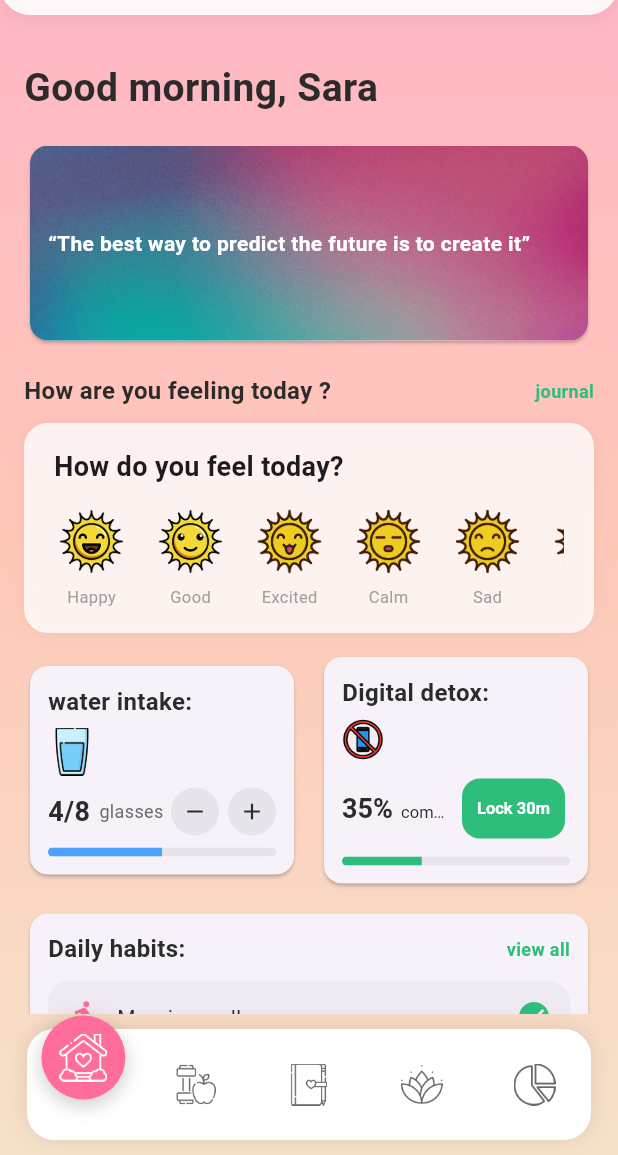
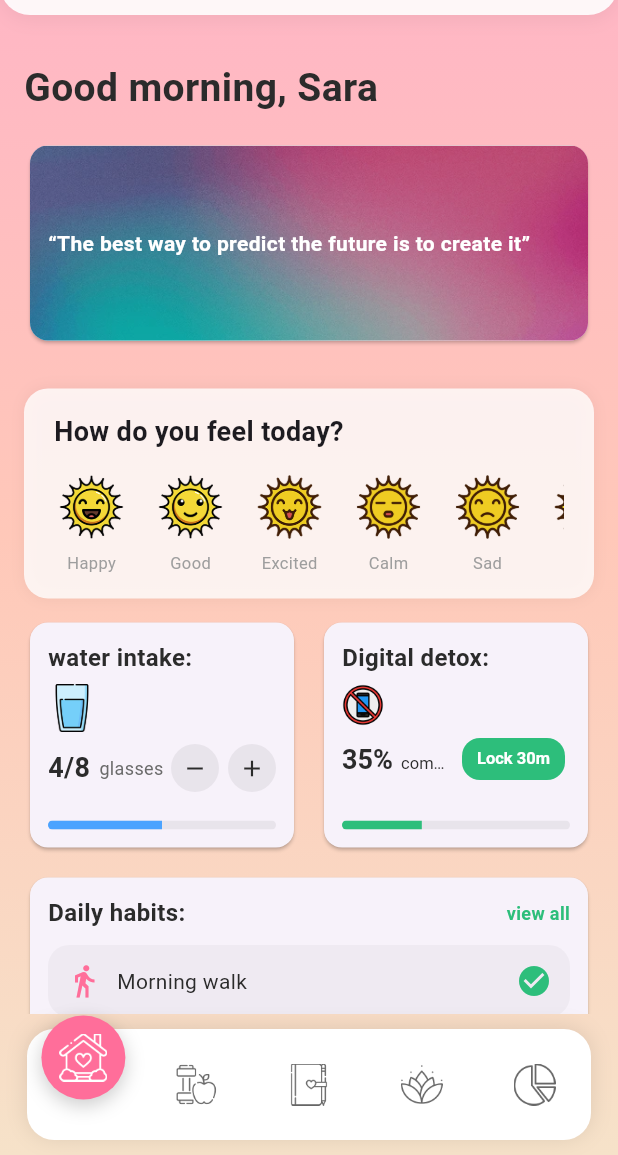
Before and after one commit to alabenss/mobile-dev-project, a Flutter app: the screen it shows after launch, on a phone screen of 412 x 824 dp, the part 81-1236 px from its top. Run offline on Flutter 3.47's test engine with Material 3 defaults, Android fonts, the phone set to English and light mode, and no system bars; our stand-ins replace audioplayers, fl_chart, google_fonts, image_picker.

Commit message:
home screen fixes

```diff
--- a/the_project/lib/views/screens/homescreen/home_screen.dart
+++ b/the_project/lib/views/screens/homescreen/home_screen.dart
@@ -5,12 +5,10 @@ import '../../themes/style_simple/colors.dart';
 import '../../themes/style_simple/styles.dart';
 import '../articles/plant_article.dart';
 import '../articles/sport_article.dart';
-import '../habits.dart';
 // ✅ reuse the exact same component used in Journal
 import '../../widgets/journal/mood_card.dart';
 
 class HomeScreen extends StatefulWidget {
-
   final VoidCallback? onViewAllHabits;
   const HomeScreen({super.key, this.onViewAllHabits});
   @override
@@ -54,32 +52,13 @@ class _HomeScreenState extends State<HomeScreen> {
           const SizedBox(height: 18),
 
           // ===================== MOOD (shared with Journal) =====================
-          Row(
-            mainAxisAlignment: MainAxisAlignment.spaceBetween,
-            children: [
-              const Text('How are you feeling today ?', style: AppText.sectionTitle),
-              GestureDetector(
-                onTap: () => Navigator.pushNamed(context, '/journaling'),
-                child: const Text(
-                  'journal',
-                  style: TextStyle(
-                    fontSize: 12,
-                    color: AppColors.accentGreen,
-                    fontWeight: FontWeight.w600,
-                  ),
-                ),
-              ),
-            ],
-          ),
           const SizedBox(height: 10),
-          // Use the same MoodCard component for identical UI/behavior
           MoodCard(
             selectedMood: _selectedMoodImage,
             selectedMoodLabel: _selectedMoodLabel,
             selectedTime: _selectedMoodTime,
             onMoodSelected: (moodImage, moodLabel) {
               setState(() {
-                // MoodCard uses ('','') as "reset to selector" from its edit button
                 final isReset = moodImage.isEmpty && moodLabel.isEmpty;
                 if (isReset) {
                   _selectedMoodImage = null;
@@ -97,8 +76,10 @@ class _HomeScreenState extends State<HomeScreen> {
 
           const SizedBox(height: 12),
 
-          // Water + Detox
-          Row(
+          // Water + Detox — equal height without overflow
+          IntrinsicHeight(
+            child: Row(
+              crossAxisAlignment: CrossAxisAlignment.stretch,
               children: [
                 Expanded(
                   child: _WaterCard(
@@ -133,13 +114,14 @@ class _HomeScreenState extends State<HomeScreen> {
                 ),
               ],
             ),
+          ),
           const SizedBox(height: 12),
 
           // Habits
           _SectionCard(
             title: 'Daily habits:',
             trailing: GestureDetector(
-              onTap: widget.onViewAllHabits, // ✅ use callback
+              onTap: widget.onViewAllHabits,
               child: const Text(
                 'view all',
                 style: TextStyle(
@@ -317,6 +299,8 @@ class _WaterCard extends StatelessWidget {
     final bool isGoalReached = count >= goal;
 
     return Card(
+      child: ConstrainedBox(
+        constraints: const BoxConstraints(minHeight: 150), // ✅ no overflow; at least 150
         child: Padding(
           padding: const EdgeInsets.fromLTRB(12, 12, 12, 12),
           child: Column(
@@ -370,7 +354,7 @@ class _WaterCard extends StatelessWidget {
                   ],
                 ],
               ),
-            const SizedBox(height: 8),
+              const Spacer(), // push progress bar to bottom within min-height
               ClipRRect(
                 borderRadius: BorderRadius.circular(6),
                 child: LinearProgressIndicator(
@@ -381,6 +365,7 @@ class _WaterCard extends StatelessWidget {
                 ),
               ),
             ],
+          ),
         ),
       ),
     );
@@ -408,6 +393,7 @@ class _TinyRoundBtn extends StatelessWidget {
     );
   }
 }
+// ...everything else unchanged above
 
 class _DetoxCard extends StatelessWidget {
   final double progress;
@@ -422,9 +408,11 @@ class _DetoxCard extends StatelessWidget {
   @override
   Widget build(BuildContext context) {
     final double p = progress.clamp(0, 1);
-    final bool showReset = p >= 1.0;
+    final bool isComplete = p >= 1.0;
 
     return Card(
+      child: ConstrainedBox(
+        constraints: const BoxConstraints(minHeight: 150),
         child: Padding(
           padding: const EdgeInsets.fromLTRB(12, 12, 12, 12),
           child: Column(
@@ -434,9 +422,13 @@ class _DetoxCard extends StatelessWidget {
               const SizedBox(height: 6),
               Image.asset('assets/images/phone_lock.png', width: 28, height: 28),
               const SizedBox(height: 8),
+
+              // === Percentage + Actions ===
               Row(
                 crossAxisAlignment: CrossAxisAlignment.center,
                 children: [
+                  // ✅ If complete, show only Reset centered
+                  if (!isComplete)
                     Expanded(
                       child: RichText(
                         maxLines: 1,
@@ -458,23 +450,25 @@ class _DetoxCard extends StatelessWidget {
                           ],
                         ),
                       ),
+                    )
+                  else
+                    const Expanded(
+                      child: SizedBox(), // keep spacing alignment
                     ),
+
                   const SizedBox(width: 8),
-                Flexible(
-                  child: Wrap(
-                    alignment: WrapAlignment.end,
-                    spacing: 6,
-                    runSpacing: 6,
-                    children: [
-                      if (showReset)
+
+                  // === Buttons ===
+                  if (isComplete)
+                    // ✅ Only Reset when 100%
                     OutlinedButton(
                       onPressed: onReset,
                       style: OutlinedButton.styleFrom(
                         side: const BorderSide(
-                              color: AppColors.accentGreen,
+                          color: AppColors.accentBlue,
                           width: 1.2,
                         ),
-                            foregroundColor: AppColors.accentGreen,
+                        foregroundColor: AppColors.accentBlue,
                         textStyle: const TextStyle(
                           fontSize: 11,
                           fontWeight: FontWeight.w700,
@@ -486,9 +480,18 @@ class _DetoxCard extends StatelessWidget {
                           horizontal: 10,
                           vertical: 6,
                         ),
+                        minimumSize: const Size(0, 28),
+                        tapTargetSize: MaterialTapTargetSize.shrinkWrap,
                       ),
                       child: const Text('Reset'),
-                        ),
+                    )
+                  else
+                    Flexible(
+                      child: Wrap(
+                        alignment: WrapAlignment.end,
+                        spacing: 6,
+                        runSpacing: 6,
+                        children: [
                           ElevatedButton(
                             onPressed: onLockPhone,
                             style: ElevatedButton.styleFrom(
@@ -506,6 +509,8 @@ class _DetoxCard extends StatelessWidget {
                                 fontSize: 11,
                                 fontWeight: FontWeight.w700,
                               ),
+                              minimumSize: const Size(0, 28),
+                              tapTargetSize: MaterialTapTargetSize.shrinkWrap,
                             ),
                             child: const Text('Lock 30m'),
                           ),
@@ -514,7 +519,8 @@ class _DetoxCard extends StatelessWidget {
                     ),
                 ],
               ),
-            const SizedBox(height: 8),
+
+              const Spacer(),
               ClipRRect(
                 borderRadius: BorderRadius.circular(6),
                 child: LinearProgressIndicator(
@@ -527,9 +533,11 @@ class _DetoxCard extends StatelessWidget {
             ],
           ),
         ),
+      ),
     );
   }
 }
+
 
 class _HabitTile extends StatelessWidget {
   final IconData icon;
```
Lines whose indentation alone changed are shown as unchanged.
